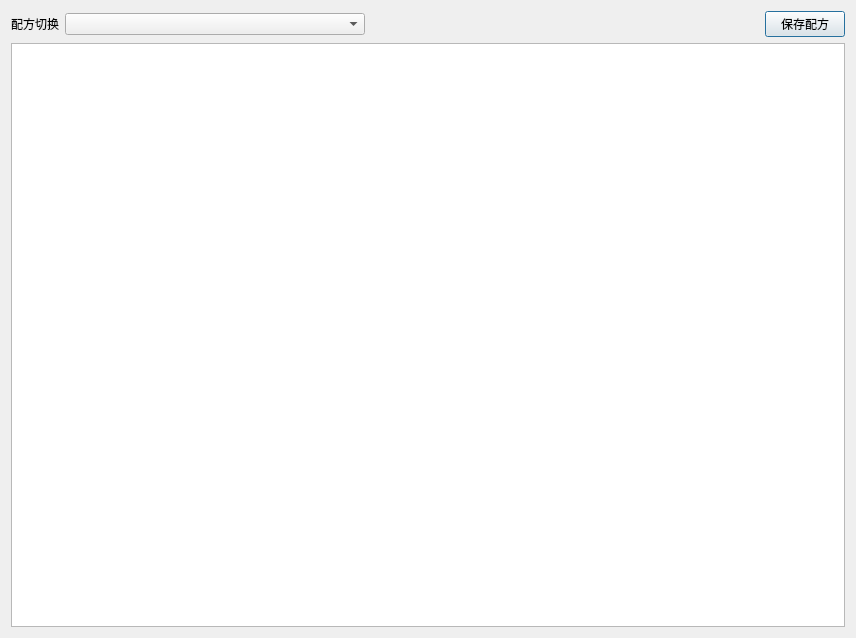
This is Wingtech-Detection/CRecipeManager.ui in mahy616/Wingtech-Detection as Qt 5 draws it before an edit. The edited form follows.
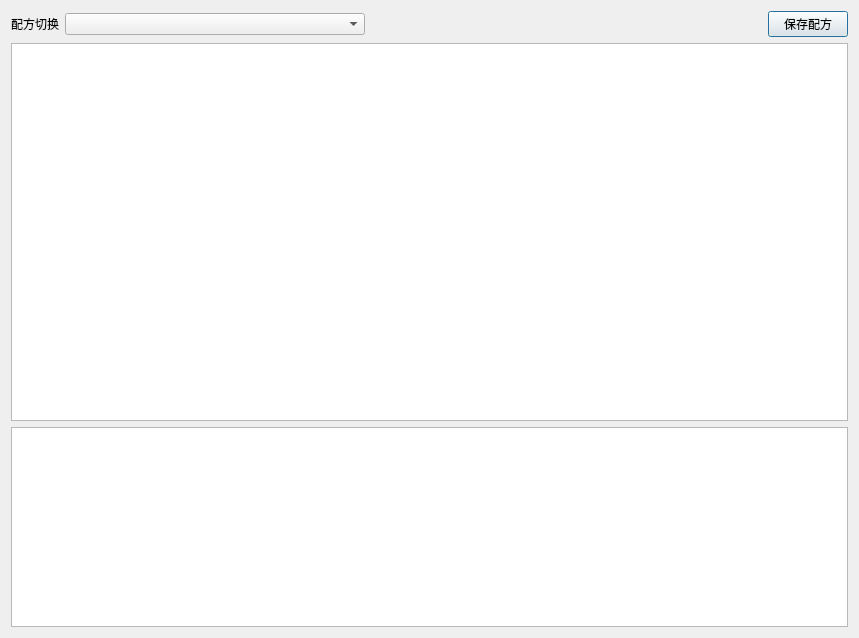
This is the edited form. Icons and pictures are not drawn.

What changed in the file:
```diff
--- a/Wingtech-Detection/CRecipeManager.ui
+++ b/Wingtech-Detection/CRecipeManager.ui
@@ -6,7 +6,7 @@
    <rect>
     <x>0</x>
     <y>0</y>
-    <width>856</width>
+    <width>859</width>
     <height>638</height>
    </rect>
   </property>
@@ -61,6 +61,16 @@
    <item row="1" column="0" colspan="4">
     <widget class="QTableWidget" name="tableWidget"/>
    </item>
+   <item row="2" column="0" colspan="4">
+    <widget class="QTableWidget" name="tableWidget_Camear">
+     <property name="maximumSize">
+      <size>
+       <width>16777215</width>
+       <height>200</height>
+      </size>
+     </property>
+    </widget>
+   </item>
   </layout>
  </widget>
  <layoutdefault spacing="6" margin="11"/>
```
Left out of the diff: 2 changed lines with no effect on the pictures.
